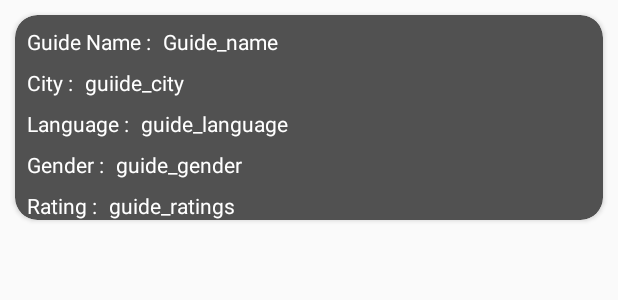
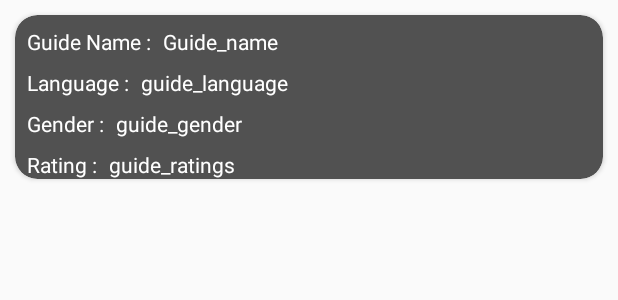
Before and after one commit to davemaharshi7/TravelBuddy, an Android app: the layout activity_guide_details.xml on its own in the app's theme, with its tools: preview values and no code run, on a phone screen of 412 x 824 dp. Shown: the top 300 px of the screen. Run offline under Robolectric (Android 15) with nearby library versions, the phone set to English and light mode, and no system bars.

Commit message:
Updated UI of viewing Guides of City
Updated UI of viewing Guides of City

```diff
--- a/TravelGuide/app/src/main/java/com/travelbuddy/travelguideapp/Activities/SearchSpinnerActivity.java
+++ b/TravelGuide/app/src/main/java/com/travelbuddy/travelguideapp/Activities/SearchSpinnerActivity.java
@@ -106,9 +106,11 @@ public class SearchSpinnerActivity extends BaseActivity {
                     String cityID = map.get(searchSpinner.getSelectedItem().toString());
                     SharedPreferences.Editor editor = shared.edit();
                     editor.putString("city_id",cityID);
+                    editor.putString("cityName",searchSpinner.getSelectedItem().toString());
                     editor.commit();
                     Intent i = new Intent(getApplicationContext(), PlacesActivity.class);
                     i.putExtra("cityID", cityID);
+//                    i.putExtra("cityName",searchSpinner.getSelectedItem().toString());
                     startActivity(i);
                 }
             }
--- a/TravelGuide/app/src/main/res/layout/activity_guide_details.xml
+++ b/TravelGuide/app/src/main/res/layout/activity_guide_details.xml
@@ -32,11 +32,11 @@
         android:layout_width="wrap_content"
         android:layout_height="wrap_content"
         android:layout_marginStart="8dp"
-        android:layout_marginTop="8dp"
         android:text="guiide_city"
         android:textColor="@color/white"
+        android:visibility="invisible"
         app:layout_constraintStart_toEndOf="@+id/textView9"
-        app:layout_constraintTop_toBottomOf="@+id/guide_name1" />
+        tools:layout_editor_absoluteY="35dp" />
 
     <TextView
         android:id="@+id/guide_gender"
@@ -58,7 +58,7 @@
         android:text="guide_language"
         android:textColor="@color/white"
         app:layout_constraintStart_toEndOf="@+id/textView10"
-        app:layout_constraintTop_toBottomOf="@+id/guide_city" />
+        app:layout_constraintTop_toBottomOf="@+id/guide_name1" />
 
     <TextView
         android:id="@+id/guide_ratings"
@@ -87,11 +87,11 @@
         android:layout_width="wrap_content"
         android:layout_height="wrap_content"
         android:layout_marginStart="8dp"
-        android:layout_marginTop="8dp"
         android:text="City :"
         android:textColor="@color/white"
+        android:visibility="invisible"
         app:layout_constraintStart_toStartOf="parent"
-        app:layout_constraintTop_toBottomOf="@+id/textView8" />
+        tools:layout_editor_absoluteY="35dp" />
 
     <TextView
         android:id="@+id/textView10"
@@ -102,7 +102,7 @@
         android:text="Language :"
         android:textColor="@color/white"
         app:layout_constraintStart_toStartOf="parent"
-        app:layout_constraintTop_toBottomOf="@+id/textView9" />
+        app:layout_constraintTop_toBottomOf="@+id/textView8" />
 
     <TextView
         android:id="@+id/textView11"
```
Also changed, not shown: TravelGuide/app/src/main/java/com/travelbuddy/travelguideapp/Activities/GuideHireActivity.java (+5 -2 lines), TravelGuide/app/src/main/res/layout/activity_guide_hire.xml (+24 -2 lines).
